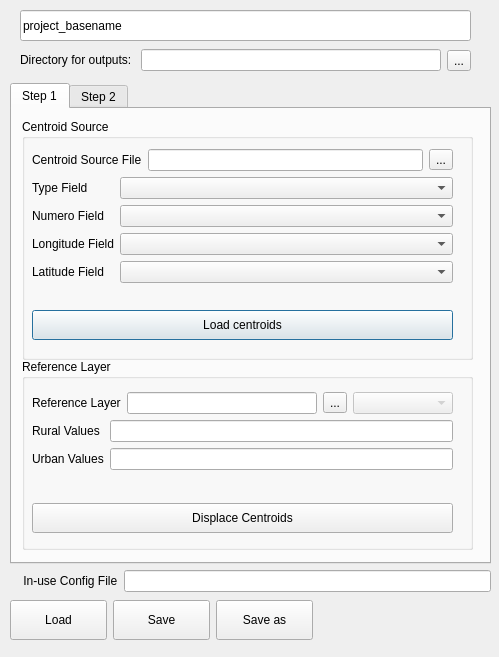
unicef-drp/mics-geocoding, file plugin/mics_geocode_plugin_dialog.ui: the form before one commit.
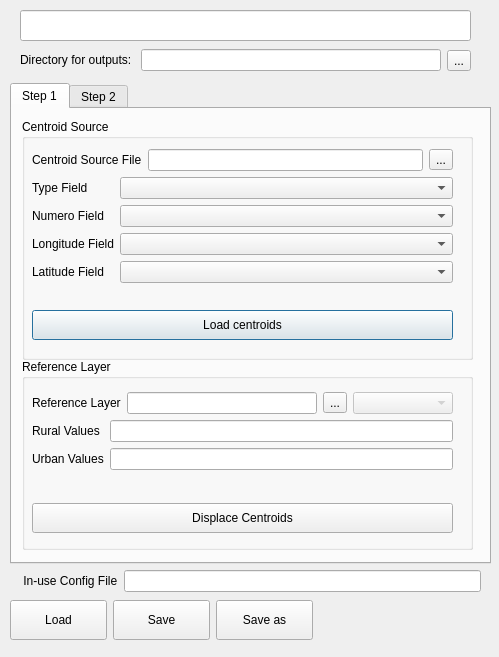
The form after the commit.

Commit message: adjust in usse config file width

What changed in the file:
```diff
--- a/plugin/mics_geocode_plugin_dialog.ui
+++ b/plugin/mics_geocode_plugin_dialog.ui
@@ -723,7 +723,7 @@
     </rect>
    </property>
    <property name="text">
-    <string>project_basename</string>
+    <string/>
    </property>
   </widget>
   <widget class="QWidget" name="layoutWidget_2">
@@ -781,6 +781,12 @@
     </rect>
    </property>
    <layout class="QFormLayout" name="formLayout">
+    <property name="leftMargin">
+     <number>0</number>
+    </property>
+    <property name="rightMargin">
+     <number>10</number>
+    </property>
     <item row="0" column="0">
      <widget class="QLabel" name="configFileLabel">
       <property name="text">
```
The commit also changes 2 other files.
